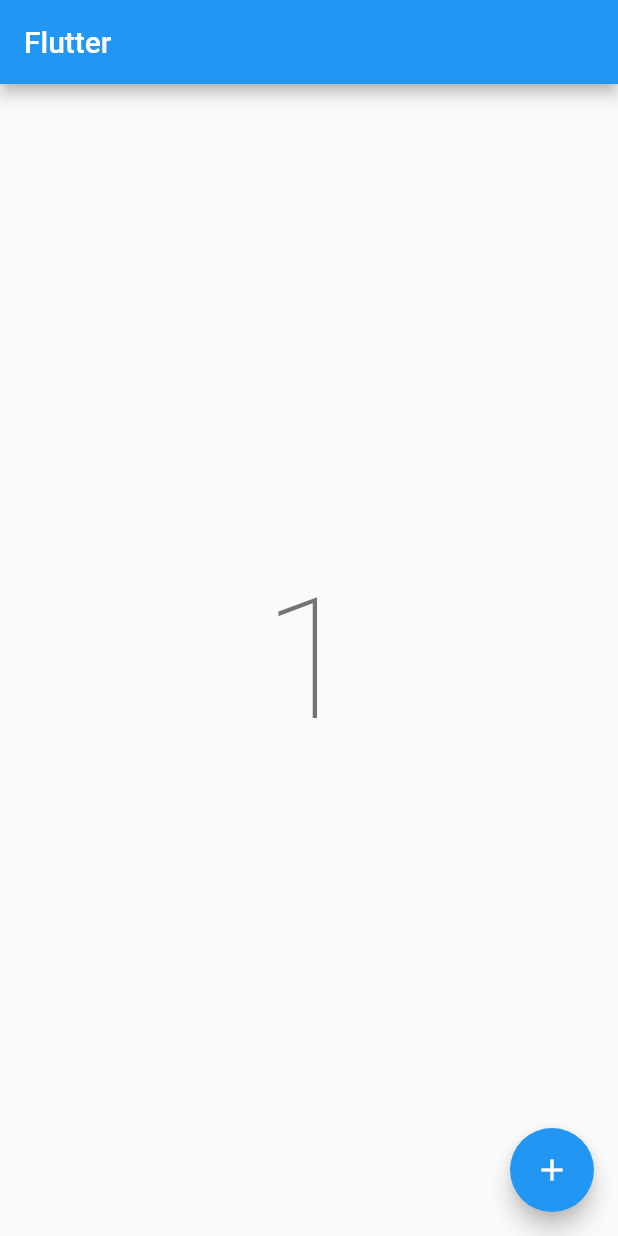
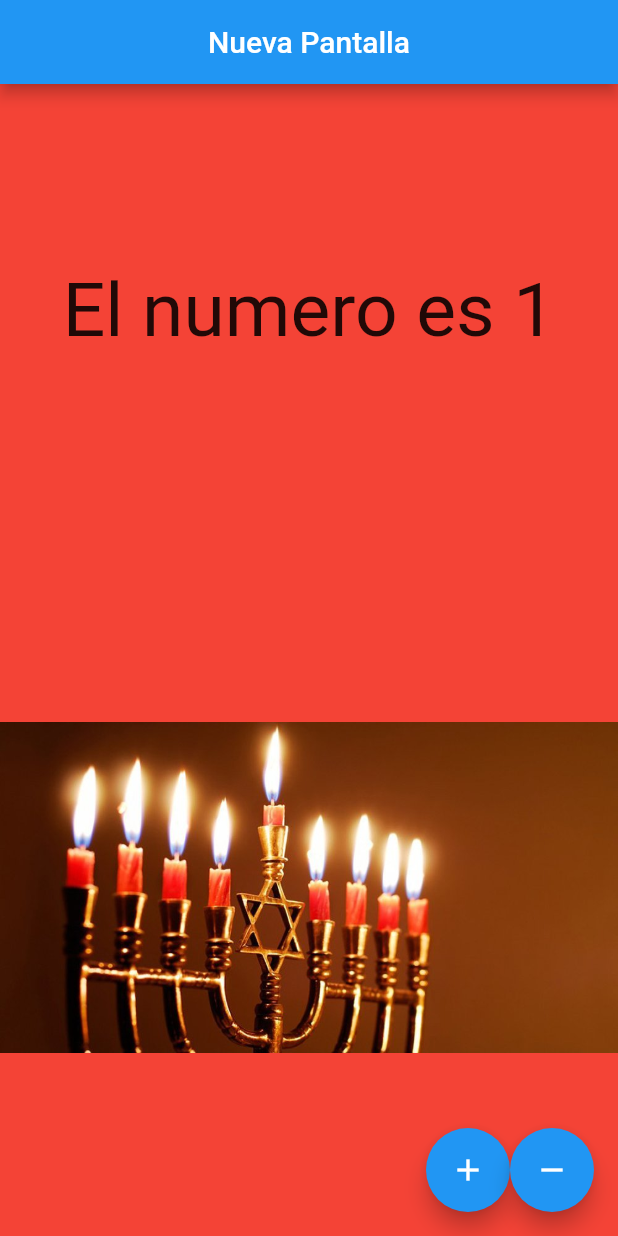
Before and after one commit to lcyper/gmaj_test_app, a Flutter app: the screen it shows after launch, after a tap on the "add" icon, on a phone screen of 412 x 824 dp. Run offline on Flutter 3.47's test engine with Material 2 defaults, Android fonts, the phone set to English and light mode, and no system bars.

Commit message:
row y colum

```diff
--- a/analysis_options.yaml
+++ b/analysis_options.yaml
@@ -24,6 +24,8 @@ linter:
   rules:
     # avoid_print: false  # Uncomment to disable the `avoid_print` rule
     # prefer_single_quotes: true  # Uncomment to enable the `prefer_single_quotes` rule
+    # prefer_const_constructors
+
 
 # Additional information about this file can be found at
 # https://dart.dev/guides/language/analysis-options
--- a/lib/main.dart
+++ b/lib/main.dart
@@ -1,4 +1,6 @@
 import 'package:flutter/material.dart';
+import 'package:gmaj_test_app/screens/my_home_page.dart';
+import 'package:gmaj_test_app/screens/new_page.dart';
 
 void main() {
   runApp(const MyApp());
@@ -9,45 +11,9 @@ class MyApp extends StatelessWidget {
 
   @override
   Widget build(BuildContext context) {
-    return const MaterialApp(
-      home: MyHomePage(),
+    return  MaterialApp(
+      color: Colors.red,
+      home: NewPage(),
     );
   }
 }
-
-class MyHomePage extends StatefulWidget {
-  const MyHomePage({Key key}) : super(key: key);
-
-  @override
-  State<MyHomePage> createState() => _MyHomePageState();
-}
-
-class _MyHomePageState extends State<MyHomePage> {
-  int _counter = 0;
-
-  void _incrementCounter() {
-    setState(() {
-      _counter++;
-    });
-  }
-
-  @override
-  Widget build(BuildContext context) {
-    return Scaffold(
-      appBar: AppBar(
-        title: const Text('Flutter'),
-      ),
-      body: Center(
-        child: Text(
-          '$_counter',
-          style: Theme.of(context).textTheme.headline1,
-        ),
-      ),
-      floatingActionButton: FloatingActionButton(
-        onPressed: _incrementCounter,
-        tooltip: 'Increment',
-        child: const Icon(Icons.add),
-      ),
-    );
-  }
-}
--- /dev/null
+++ b/lib/screens/my_home_page.dart
@@ -0,0 +1,38 @@
+import 'package:flutter/material.dart';
+
+class MyHomePage extends StatefulWidget {
+  const MyHomePage({Key key}) : super(key: key);
+
+  @override
+  State<MyHomePage> createState() => _MyHomePageState();
+}
+
+class _MyHomePageState extends State<MyHomePage> {
+  int _counter = 0;
+
+  void _incrementCounter() {
+    setState(() {
+      _counter++;
+    });
+  }
+
+  @override
+  Widget build(BuildContext context) {
+    return Scaffold(
+      appBar: AppBar(
+        title: const Text('Flutter'),
+      ),
+      body: Center(
+        child: Text(
+          '$_counter',
+          style: Theme.of(context).textTheme.headline1,
+        ),
+      ),
+      floatingActionButton: FloatingActionButton(
+        onPressed: _incrementCounter,
+        tooltip: 'Increment',
+        child: const Icon(Icons.add),
+      ),
+    );
+  }
+}
--- /dev/null
+++ b/lib/screens/new_page.dart
@@ -0,0 +1,64 @@
+// ignore_for_file: prefer_const_constructors
+
+import 'package:flutter/material.dart';
+
+class NewPage extends StatefulWidget {
+  NewPage({Key key}) : super(key: key);
+
+  @override
+  State<NewPage> createState() => _NewPageState();
+}
+
+class _NewPageState extends State<NewPage> {
+  int number = 0;
+
+  @override
+  Widget build(BuildContext context) {
+    return Scaffold(
+      floatingActionButton: Row(
+        mainAxisAlignment: MainAxisAlignment.end,
+        children: [
+          FloatingActionButton(
+            child: Icon(Icons.add),
+            onPressed: () {
+              setState(() {
+                print('boton apretado');
+                number++;
+                print('Numero vale $number');
+              });
+            },
+          ),
+          FloatingActionButton(
+            child: Icon(Icons.remove),
+            onPressed: () {
+              setState(() {
+                print('boton apretado');
+                number--;
+                print('Numero vale $number');
+              });
+            },
+          ),
+        ],
+      ),
+      appBar: AppBar(
+        title: Text('Nueva Pantalla'),
+        centerTitle: true,
+        // backgroundColor: Colors.grey,
+      ),
+      backgroundColor: Colors.red,
+      body: Column(
+        mainAxisAlignment: MainAxisAlignment.spaceAround,
+        // mainAxisSize: MainAxisSize.min,
+        children: [
+          Text(
+            'El numero es $number',
+            style: TextStyle(fontSize: 50),
+          ),
+          // Image.network(
+          //     'https://static.nationalgeographic.es/files/styles/image_3200/public/NW_SEO_SRT_025_HANUKKAH_espa~~~~~es~mux~~1.jpg?w=600&h=300'),
+          Image.asset('assets/januca2.jpg'),
+        ],
+      ),
+    );
+  }
+}
--- a/pubspec.yaml
+++ b/pubspec.yaml
@@ -58,8 +58,9 @@ flutter:
   uses-material-design: true
 
   # To add assets to your application, add an assets section, like this:
-  # assets:
-  #   - images/a_dot_burr.jpeg
+  assets:
+    - assets/
+  # - images/a_dot_burr.jpeg
   #   - images/a_dot_ham.jpeg
 
   # An image asset can refer to one or more resolution-specific "variants", see
```
Also changed, not shown: assets/januca.jpg (added), assets/januca2.jpg (added).
